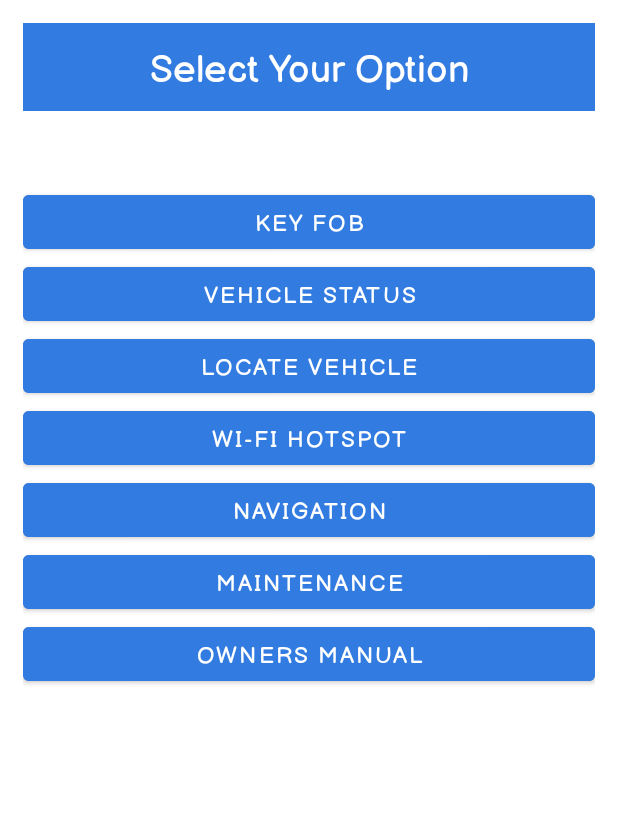
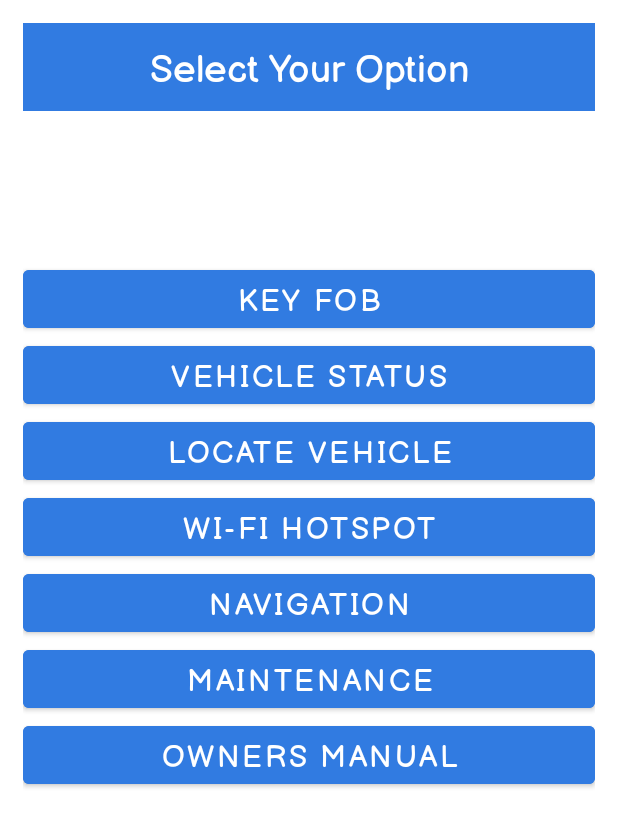
Before and after one commit to archnecro/InteractiveCarApp, an Android app: the layout activity_main.xml on its own in the app's theme, with its tools: preview values and no code run, on a phone screen of 412 x 824 dp. Shown: the top 827 px of the screen. Run offline under Robolectric (Android 15) with nearby library versions, the phone set to English and light mode, and no system bars.

Commit message:
Removed title bar and changed status bar color to match application

```diff
--- a/app/src/main/res/layout/activity_main.xml
+++ b/app/src/main/res/layout/activity_main.xml
@@ -13,7 +13,7 @@
         android:layout_centerHorizontal="true"
         android:layout_width="match_parent"
         android:layout_height="wrap_content"
-        android:layout_marginBottom="50dp"
+        android:layout_marginBottom="100dp"
         android:text="Select Your Option"
         style="@style/tvstyle"/>
 
--- a/app/src/main/res/values/btn_style.xml
+++ b/app/src/main/res/values/btn_style.xml
@@ -1,8 +1,8 @@
 <?xml version="1.0" encoding="utf-8"?>
 <resources>
     <style name="btnstyle">
-        <item name="android:textSize">15sp</item>
-        <item name="android:backgroundTint">#317BE1</item>
+        <item name="android:textSize">20sp</item>
+        <item name="android:backgroundTint">@color/babyblue</item>
         <item name="android:fontFamily">@font/balsamiqsans</item>
     </style>
 </resources>
--- a/app/src/main/res/values/colors.xml
+++ b/app/src/main/res/values/colors.xml
@@ -7,4 +7,5 @@
     <color name="teal_700">#FF018786</color>
     <color name="black">#FF000000</color>
     <color name="white">#FFFFFFFF</color>
+    <color name="babyblue">#317BE1</color>
 </resources>
--- a/app/src/main/res/values/themes.xml
+++ b/app/src/main/res/values/themes.xml
@@ -1,6 +1,6 @@
 <resources xmlns:tools="http://schemas.android.com/tools">
     <!-- Base application theme. -->
-    <style name="Theme.InteractiveCarApp" parent="Theme.MaterialComponents.DayNight.DarkActionBar">
+    <style name="Theme.InteractiveCarApp" parent="Theme.MaterialComponents.DayNight.NoActionBar">
         <!-- Primary brand color. -->
         <item name="colorPrimary">@color/purple_500</item>
         <item name="colorPrimaryVariant">@color/purple_700</item>
@@ -10,7 +10,8 @@
         <item name="colorSecondaryVariant">@color/teal_700</item>
         <item name="colorOnSecondary">@color/black</item>
         <!-- Status bar color. -->
-        <item name="android:statusBarColor" tools:targetApi="l">?attr/colorPrimaryVariant</item>
+        <item name="android:statusBarColor" tools:targetApi="l">@color/babyblue</item>
         <!-- Customize your theme here. -->
+        <item name="android:windowFullscreen">false</item>
     </style>
 </resources>
--- a/app/src/main/res/values/tv_style.xml
+++ b/app/src/main/res/values/tv_style.xml
@@ -4,7 +4,7 @@
         <item name="android:textSize">25sp</item>
         <item name="android:textColor">#FFFFFF</item>
         <item name="android:gravity">center</item>
-        <item name="android:background">#317BE1</item>
+        <item name="android:background">@color/babyblue</item>
         <item name="android:fontFamily">@font/balsamiqsans</item>
         <item name="android:paddingBottom">10dp</item>
         <item name="android:paddingTop">10dp</item>
```
